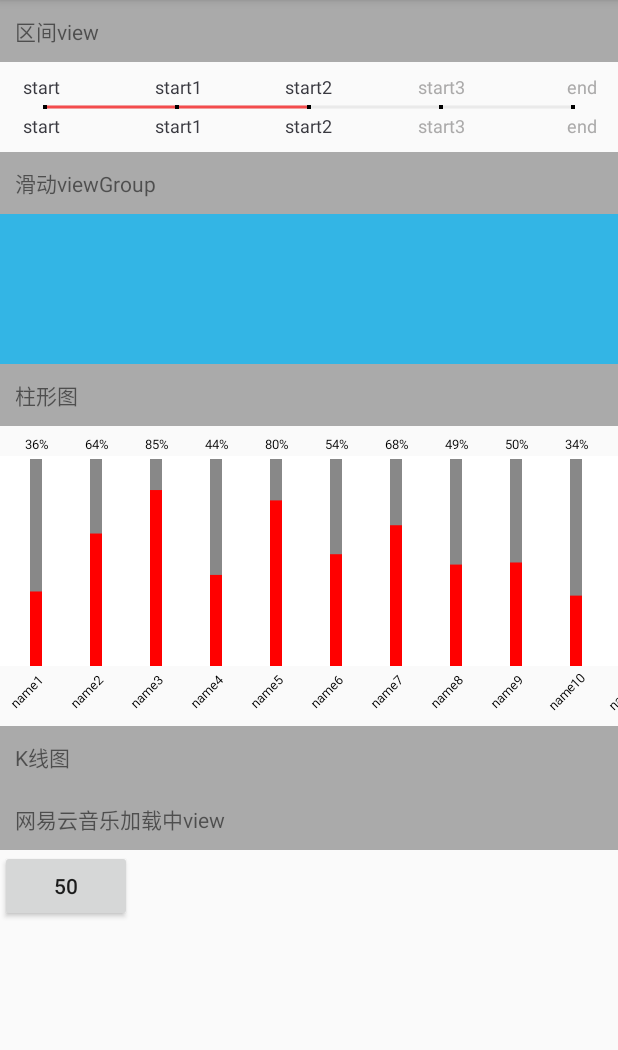
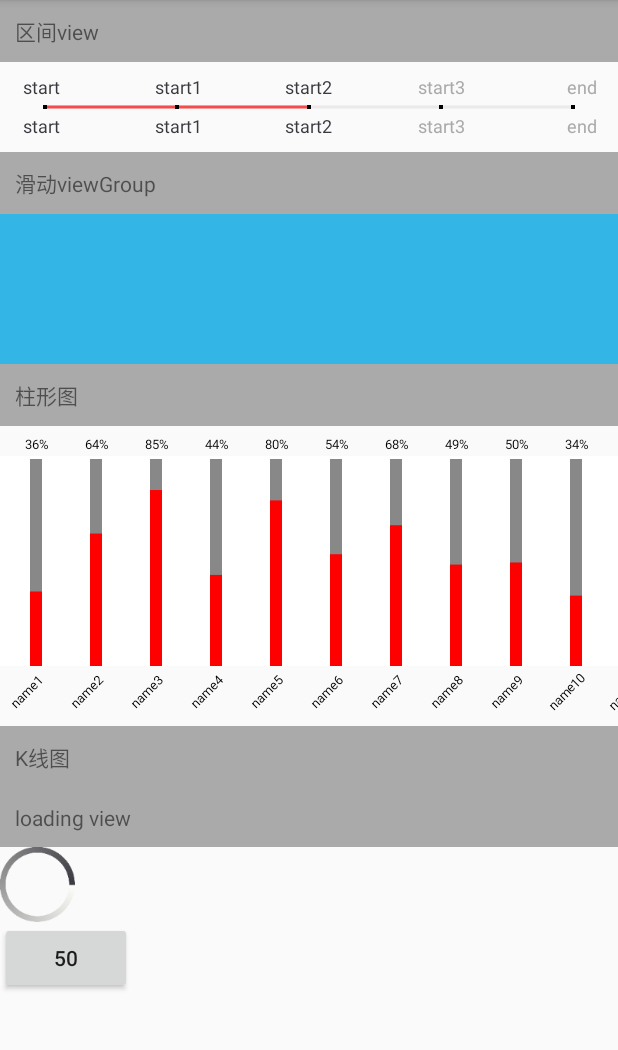
Before and after one commit to LuChunhao/MyView, an Android app: the ViewActivity screen opened directly, with no data from a screen before it, on a phone screen of 412 x 824 dp, the part 84-1134 px from its top. Run offline under Robolectric (Android 15) with nearby library versions, the phone set to English and light mode, and no system bars; our stand-ins replace data binding.

Commit message:
progress

```diff
--- /dev/null
+++ b/app/src/main/res/drawable/anim_progress.xml
@@ -0,0 +1,7 @@
+<?xml version="1.0" encoding="utf-8"?>
+<animated-rotate xmlns:android="http://schemas.android.com/apk/res/android"
+    android:drawable="@mipmap/progress_shape"
+    android:fromDegrees="0.0"
+    android:pivotX="50.0%"
+    android:pivotY="50.0%"
+    android:toDegrees="360" />
--- /dev/null
+++ b/app/src/main/res/drawable/progress_bar.xml
@@ -0,0 +1,14 @@
+<?xml version="1.0" encoding="utf-8"?>
+<layer-list xmlns:android="http://schemas.android.com/apk/res/android" >
+
+    <item>
+        <rotate
+            android:drawable="@mipmap/progress_shape"
+            android:fromDegrees="0.0"
+            android:pivotX="50.0%"
+            android:pivotY="50.0%"
+            android:toDegrees="720.0" />
+        <span style="white-space:pre">   </span>    <!-- 其中360.0值越大，转的圈圈越快 -->
+    </item>
+
+</layer-list>
--- a/app/src/main/res/layout/activity_view.xml
+++ b/app/src/main/res/layout/activity_view.xml
@@ -102,7 +102,15 @@
                 android:layout_height="wrap_content"
                 android:background="@android:color/darker_gray"
                 android:padding="10dp"
-                android:text="网易云音乐加载中view" />
+                android:text="loading view" />
+
+            <ProgressBar
+                android:id="@+id/loading"
+                android:layout_width="50dp"
+                android:layout_height="50dp"
+                android:indeterminateBehavior="repeat"
+                android:indeterminateDrawable="@drawable/progress_bar"
+                android:visibility="visible" />
 
             <Button
                 android:id="@+id/bt_change"
```
Also changed, not shown: app/src/main/res/mipmap-xxxhdpi/progress_shape.png (added).
